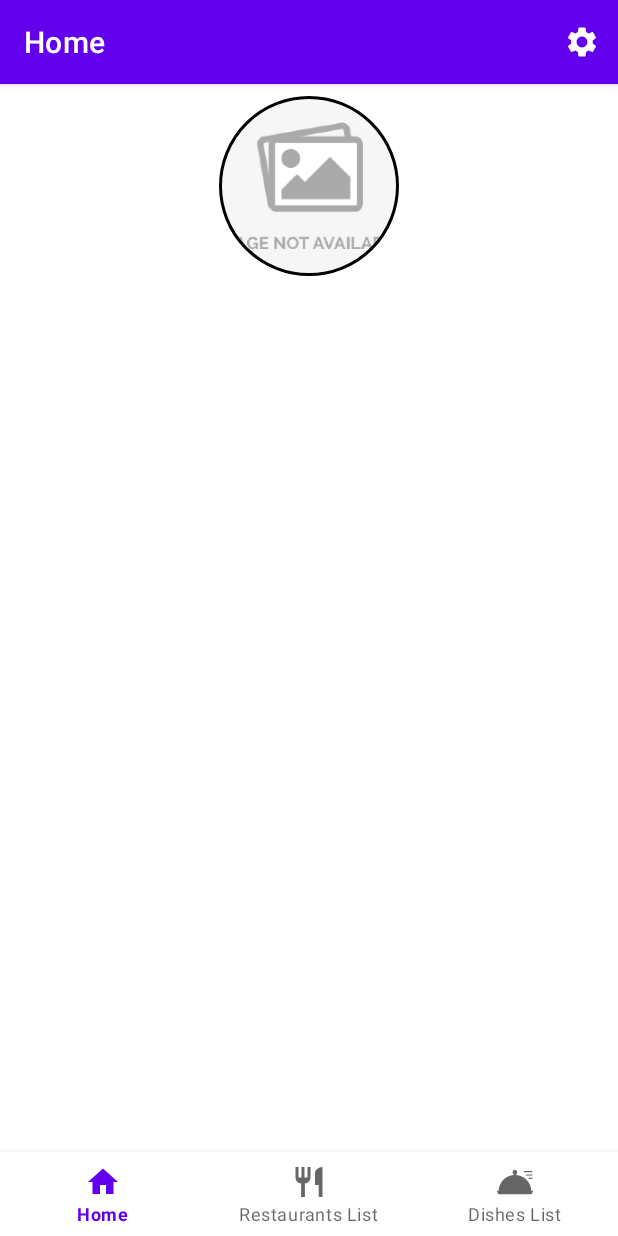
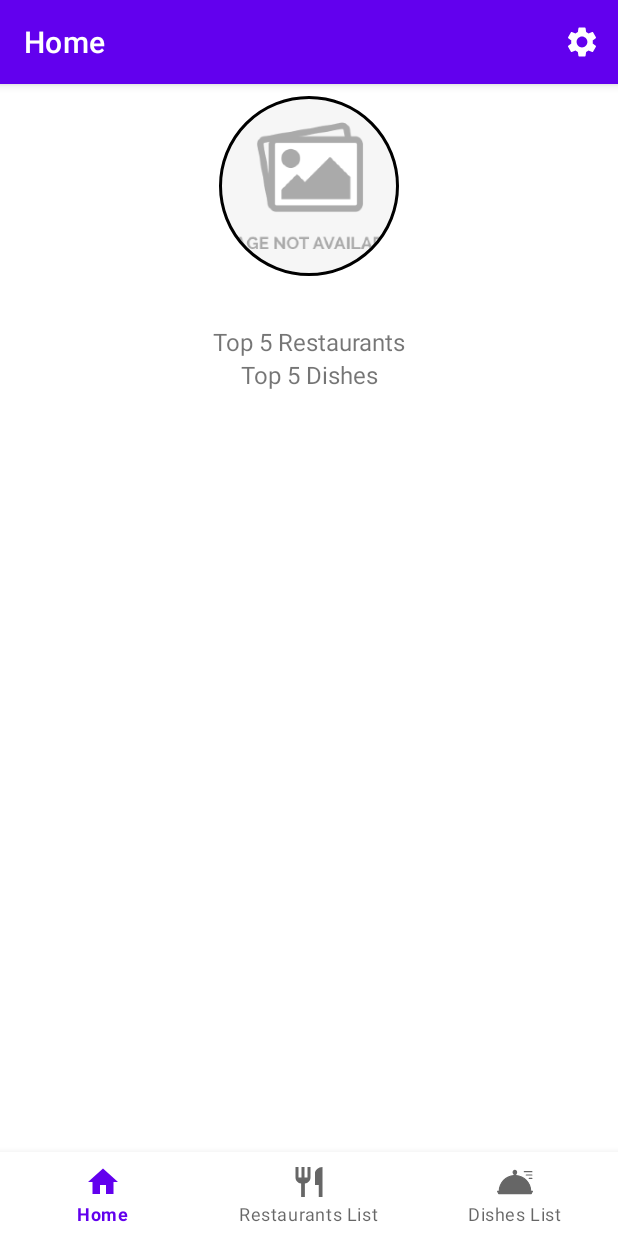
Before and after one commit to ybiblow/FooDiary, an Android app: the HomeFragment screen opened directly, with no data from a screen before it, on a phone screen of 412 x 824 dp. Run offline under Robolectric (Android 15) with nearby library versions, the phone set to English and light mode, and no system bars; our stand-ins replace CircleImageView, Firebase (no records; nobody signed in at launch, a user with empty details on screens opened directly), navigation-ui; libraries missing offline, so code that uses them is left out: com.firebase.ui; pictures from the network do not load; 4 statements that could not run were skipped.

Commit message:
Finishes the App

```diff
--- a/app/src/main/res/layout/fragment_home.xml
+++ b/app/src/main/res/layout/fragment_home.xml
@@ -41,9 +41,23 @@
             android:layout_width="match_parent"
             android:layout_height="wrap_content" />
 
+        <TextView
+            android:layout_width="match_parent"
+            android:layout_height="wrap_content"
+            android:gravity="center"
+            android:text="Top 5 Restaurants"
+            android:textSize="16sp" />
+
         <androidx.recyclerview.widget.RecyclerView
             android:id="@+id/RecyclerView_Home_Favorite_Dishes"
             android:layout_width="match_parent"
             android:layout_height="wrap_content" />
+
+        <TextView
+            android:layout_width="match_parent"
+            android:layout_height="wrap_content"
+            android:gravity="center"
+            android:text="Top 5 Dishes"
+            android:textSize="16sp" />
     </LinearLayout>
 </RelativeLayout>
```
Also changed, not shown: app/src/main/java/dev/jacob_ba/foodiary/adapters/DishAdapter.java (+8 -5 lines), app/src/main/java/dev/jacob_ba/foodiary/adapters/RestaurantAdapter.java (+7 -7 lines), app/src/main/res/layout/list_dish_item.xml (+23 -9 lines), app/src/main/res/layout/list_restaurant_item.xml (+25 -9 lines).
